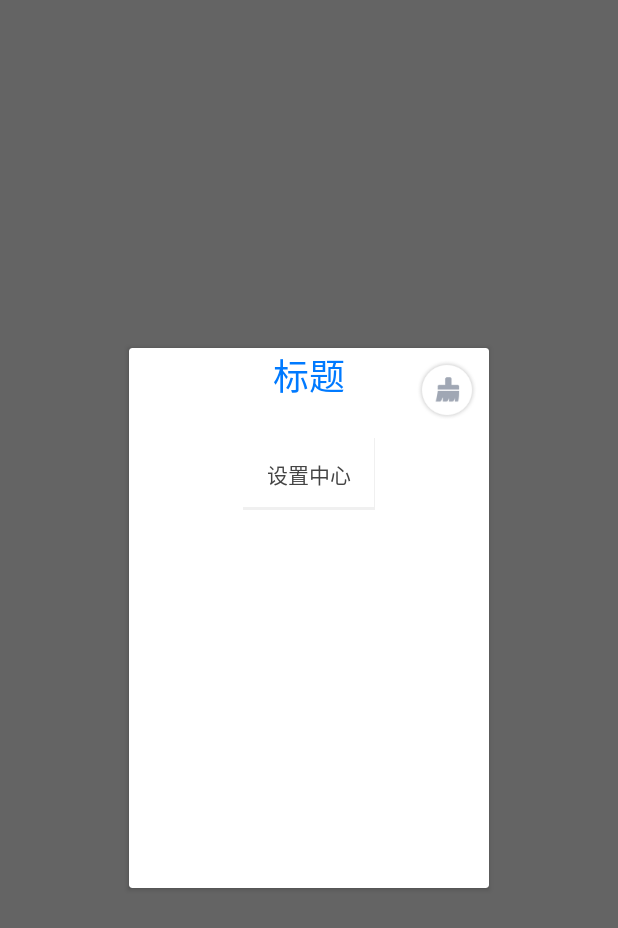
After one commit to lisabiya/demo, an Android app: the fragment RxPopupFragment shown on its own in the app's theme, on a phone screen of 412 x 824 dp. The commit adds this screen. Shown: the top 928 px of the screen. Run offline under Robolectric (Android 15) with nearby library versions, the phone set to English and light mode, and no system bars; our stand-ins replace RxJava; 2 statements that could not run were skipped.

Commit message:
DialogFragment+RxJava   二级隐私设置

```diff
--- a/app/src/main/java/com/example/administrator/myapplication/UserCenterViewModel.java
+++ b/app/src/main/java/com/example/administrator/myapplication/UserCenterViewModel.java
@@ -43,8 +43,6 @@ public class UserCenterViewModel extends ViewModel implements UserCenterFragment
 
     private void loadUsers(User user) {
         users.postValue(user);
-
-
     }
 
 
--- a/app/src/main/java/com/example/administrator/myapplication/activity/MainActivity.kt
+++ b/app/src/main/java/com/example/administrator/myapplication/activity/MainActivity.kt
@@ -20,6 +20,7 @@ class MainActivity : BaseActivity() {
     private val orderFragment = OrderFragment()
     private val emptyFragment = EmptyFragment()
 
+    private var key = 0;
 
     override fun onCreate(savedInstanceState: Bundle?) {
         super.onCreate(savedInstanceState)
@@ -34,6 +35,7 @@ class MainActivity : BaseActivity() {
             selectEmpty()
         }
         llOrder.setOnLongClickListener {
+            if (key != 5) return@setOnLongClickListener true
             resetSelect()
             selectOrder()
             return@setOnLongClickListener true
@@ -54,11 +56,13 @@ class MainActivity : BaseActivity() {
         FragmentUtils.add(supportFragmentManager, orderFragment, R.id.fragmentContainer)
         FragmentUtils.add(supportFragmentManager, userCenterFragment, R.id.fragmentContainer)
         FragmentUtils.add(supportFragmentManager, emptyFragment, R.id.fragmentContainer)
+        resetSelect()
         selectUserCenter()
     }
 
     //选择空
     private fun selectEmpty() {
+        key++;
         ivOrder.setImageResource(R.mipmap.ic_blue_anchor)
         tvOrder.setTextColor(resources.getColor(R.color.colorPrimary))
         FragmentUtils.show(emptyFragment)
@@ -66,6 +70,7 @@ class MainActivity : BaseActivity() {
 
     //选择订单
     private fun selectOrder() {
+        key++;
         ivOrder.setImageResource(R.mipmap.ic_blue_anchor)
         tvOrder.setTextColor(resources.getColor(R.color.colorPrimary))
         FragmentUtils.showHide(orderFragment)
@@ -73,6 +78,7 @@ class MainActivity : BaseActivity() {
 
     //选择个人中心
     private fun selectUserCenter() {
+        key = 0;
         ivUserCenter.setImageResource(R.mipmap.ic_portrait)
         tvUserCenter.setTextColor(resources.getColor(R.color.colorPrimary))
         FragmentUtils.showHide(userCenterFragment)
--- a/app/src/main/java/com/example/administrator/myapplication/adapter/InfoAdapter.java
+++ b/app/src/main/java/com/example/administrator/myapplication/adapter/InfoAdapter.java
@@ -34,9 +34,7 @@ public class InfoAdapter extends BaseQuickAdapter<Happiness.ResultsBean, BaseVie
         if (item.getUrl() != null) {
             setControllerListener(simpleDraweeView, item.getUrl());
         }
-
     }
-
 
     private void setControllerListener(final SimpleDraweeView simpleDraweeView, String imagePath) {
         ControllerListener<ImageInfo> controllerListener = new BaseControllerListener<ImageInfo>() {
--- a/app/src/main/java/com/example/administrator/myapplication/base/BaseActivity.java
+++ b/app/src/main/java/com/example/administrator/myapplication/base/BaseActivity.java
@@ -2,10 +2,8 @@ package com.example.administrator.myapplication.base;
 
 import android.os.Bundle;
 
-
 import com.blankj.utilcode.util.AdaptScreenUtils;
 import com.blankj.utilcode.util.BarUtils;
-
 
 import androidx.annotation.Nullable;
 import androidx.appcompat.app.AppCompatActivity;
--- a/app/src/main/java/com/example/administrator/myapplication/map/RouteQueryUtil.java
+++ b/app/src/main/java/com/example/administrator/myapplication/map/RouteQueryUtil.java
@@ -164,6 +164,7 @@ public class RouteQueryUtil {
         });
         subject.onNext("1");
         subject.onNext("2");
+
         Disposable disposable1 = subject.subscribe(new Consumer<String>() {
             @Override
             public void accept(String s) throws Exception {
--- /dev/null
+++ b/app/src/main/java/com/example/administrator/myapplication/rxpopup/RxPopupFragment.kt
@@ -0,0 +1,63 @@
+package com.example.administrator.myapplication.rxpopup
+
+import android.graphics.Color
+import android.graphics.drawable.ColorDrawable
+import android.os.Bundle
+import android.view.LayoutInflater
+import android.view.View
+import android.view.ViewGroup
+import androidx.fragment.app.DialogFragment
+import com.example.administrator.myapplication.R
+import com.example.administrator.myapplication.utils.AnimationUtil
+import io.reactivex.Observer
+import io.reactivex.android.schedulers.AndroidSchedulers
+import io.reactivex.subjects.AsyncSubject
+import kotlinx.android.synthetic.main.fragment_dialog.*
+
+class RxPopupFragment : DialogFragment() {
+
+
+    private val asyncSubject = AsyncSubject.create<View>()
+
+    companion object {
+        private var resourceId = 0;
+        fun instance(resource: Int): RxPopupFragment {
+            resourceId = resource
+            return RxPopupFragment()
+        }
+    }
+
+
+    fun subscribe(observer: Observer<View>) {
+        asyncSubject
+                .observeOn(AndroidSchedulers.mainThread())
+                .subscribeOn(AndroidSchedulers.mainThread())
+                .subscribe(observer)
+    }
+
+    override fun onCreateView(inflater: LayoutInflater, container: ViewGroup?, savedInstanceState: Bundle?): View? {
+        dialog!!.window!!.setBackgroundDrawable(ColorDrawable(Color.TRANSPARENT))
+        return inflater.inflate(R.layout.fragment_dialog, container, false)
+    }
+
+    override fun onViewCreated(view: View, savedInstanceState: Bundle?) {
+        super.onViewCreated(view, savedInstanceState)
+        asyncSubject.onNext(view)
+        asyncSubject.onComplete()
+        initView()
+    }
+
+    private fun initView() {
+//        isCancelable = false
+        AnimationUtil.doAnimation(tvMessage, AnimationUtil.AnimationType.PRESS)
+        AnimationUtil.doAnimation(tvMessage, AnimationUtil.AnimationType.ROTATION)
+        btSet.setOnClickListener {
+
+        }
+    }
+
+    override fun onDestroy() {
+        super.onDestroy()
+    }
+
+}
--- /dev/null
+++ b/app/src/main/java/com/example/administrator/myapplication/utils/AnimationUtil.java
@@ -0,0 +1,104 @@
+package com.example.administrator.myapplication.utils;
+
+import android.animation.Animator;
+import android.animation.ObjectAnimator;
+import android.view.View;
+import android.view.animation.AccelerateDecelerateInterpolator;
+
+import java.util.HashMap;
+
+
+public class AnimationUtil {
+    public enum AnimationType {
+        PRESS, ROTATION
+    }
+
+    //存放View 是否在执行动画中
+    private static HashMap<String, Boolean> animationMap = new HashMap<>();
+
+    //按下动画
+    public static void doAnimation(View view, AnimationType type) {
+        String name = view.getId() + type.name();
+        if (animationMap.get(name) == null || animationMap.get(name)) {
+            switch (type) {
+                case PRESS:
+                    doXAnimation(view);
+                    break;
+                case ROTATION:
+                    doRotationAnimation(view);
+                    break;
+            }
+        }
+    }
+
+    //上下滑动
+    private static void doXAnimation(final View view) {
+        float y = view.getY();
+        ObjectAnimator animator = ObjectAnimator.ofFloat(view, "y", y, y + 30, y);
+        animator.setDuration(500);
+        animator.setRepeatCount(0);
+        animator.addListener(new Animator.AnimatorListener() {
+            @Override
+            public void onAnimationStart(Animator animation) {
+                animationMap.put(view.getId() + AnimationType.PRESS.name(), false);
+            }
+
+            @Override
+            public void onAnimationEnd(Animator animation) {
+                animationMap.put(view.getId() + AnimationType.PRESS.name(), true);
+            }
+
+            @Override
+            public void onAnimationCancel(Animator animation) {
+
+            }
+
+            @Override
+            public void onAnimationRepeat(Animator animation) {
+
+            }
+        });
+        animator.setInterpolator(new AccelerateDecelerateInterpolator());
+        animator.start();
+    }
+
+    //旋转
+    private static void doRotationAnimation(final View view) {
+        float shack = 8f;
+        float[] floats = new float[]{0f, shack, -shack, shack, -shack, 0f};
+        ObjectAnimator animator = ObjectAnimator.ofFloat(view, "rotation", floats);
+        animator.setDuration(500);
+        animator.setRepeatCount(0);
+        animator.addListener(new Animator.AnimatorListener() {
+            @Override
+            public void onAnimationStart(Animator animation) {
+                animationMap.put(view.getId() + AnimationType.ROTATION.name(), false);
+            }
+
+            @Override
+            public void onAnimationEnd(Animator animation) {
+                animationMap.put(view.getId() + AnimationType.ROTATION.name(), true);
+            }
+
+            @Override
+            public void onAnimationCancel(Animator animation) {
+
+            }
+
+            @Override
+            public void onAnimationRepeat(Animator animation) {
+
+            }
+        });
+        animator.setInterpolator(new AccelerateDecelerateInterpolator());
+        animator.start();
+    }
+
+
+    //清空缓存
+    public static void onDestroy() {
+        animationMap.clear();
+    }
+
+
+}
--- /dev/null
+++ b/app/src/main/res/layout/fragment_dialog.xml
@@ -0,0 +1,49 @@
+<?xml version="1.0" encoding="utf-8"?>
+<androidx.constraintlayout.widget.ConstraintLayout xmlns:android="http://schemas.android.com/apk/res/android"
+    xmlns:app="http://schemas.android.com/apk/res-auto"
+    android:layout_width="wrap_content"
+    android:layout_height="wrap_content">
+
+    <androidx.cardview.widget.CardView
+        android:layout_width="240dp"
+        android:layout_height="360dp"
+        android:layout_marginStart="8dp"
+        android:layout_marginTop="8dp"
+        android:layout_marginEnd="8dp"
+        android:layout_marginBottom="8dp"
+        app:layout_constraintBottom_toBottomOf="parent"
+        app:layout_constraintEnd_toEndOf="parent"
+        app:layout_constraintStart_toStartOf="parent"
+        app:layout_constraintTop_toTopOf="parent">
+
+        <TextView
+            android:id="@+id/tvMessage"
+            android:layout_width="wrap_content"
+            android:layout_height="wrap_content"
+            android:layout_gravity="center_horizontal"
+            android:layout_marginTop="8dp"
+            android:gravity="center"
+            android:text="@string/title"
+            android:textColor="@color/colorPrimary"
+            android:textSize="24sp" />
+
+        <ImageView
+            android:layout_width="40dp"
+            android:layout_height="40dp"
+            android:layout_gravity="end"
+            android:layout_marginTop="8dp"
+            android:layout_marginEnd="8dp"
+            android:src="@mipmap/ic_clear" />
+
+        <Button
+            android:id="@+id/btSet"
+            android:layout_width="wrap_content"
+            android:layout_height="wrap_content"
+            android:layout_gravity="center_horizontal"
+            android:layout_marginTop="60dp"
+            android:background="@drawable/border_shadow"
+            android:text="@string/setting"
+            android:textColor="@color/txt_black" />
+    </androidx.cardview.widget.CardView>
+
+</androidx.constraintlayout.widget.ConstraintLayout>
--- a/app/src/main/res/values/colors.xml
+++ b/app/src/main/res/values/colors.xml
@@ -5,7 +5,7 @@
     <color name="colorAccent">#ff7f00</color>
 
     <color name="white">#ffffff</color>
-
+    <color name="transparent">#00000000</color>
     <color name="bg_grey">#f4f4f4</color>
 
     <!-- 主体文字,标题/标签 -->
```
Also changed, not shown: app/src/main/java/com/example/administrator/myapplication/fragment/UserCenterFragment.kt (+8 -0 lines), app/src/main/java/com/example/administrator/myapplication/rxpopup/RxPopup.kt (added, +29 -0 lines), app/src/main/java/com/example/administrator/myapplication/rxpopup/RxPopupListener.kt (added, +7 -0 lines), app/src/main/res/layout/fragment_user_center.xml (+6 -6 lines), app/src/main/res/drawable/border_shadow.xml (renamed from app/src/main/res/drawable/boder_shadow.xml).
